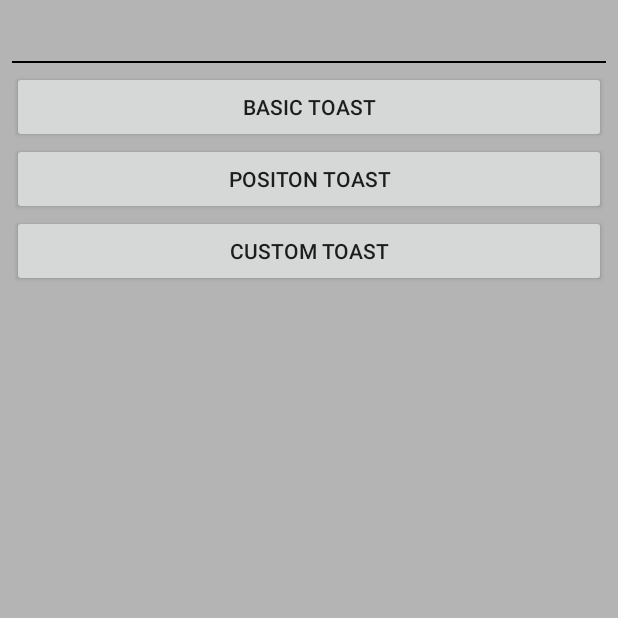
After one commit to neo2470/AndroidAPIGuides, an Android app: the ToastsActivity screen opened directly, with no data from a screen before it, on a phone screen of 412 x 824 dp, the top half of it. The commit adds this screen. Run offline under Robolectric (Android 15) with nearby library versions, the phone set to English and light mode, and no system bars.

Commit message:
Finish Input Events and Toasts

```diff
--- a/app/src/main/AndroidManifest.xml
+++ b/app/src/main/AndroidManifest.xml
@@ -18,6 +18,7 @@
         </activity>
         <activity android:name=".InputControlsActivity" />
         <activity android:name=".LayoutsActivity" />
+        <activity android:name=".ToastsActivity" />
     </application>
 
 </manifest>
--- a/app/src/main/java/com/alex/androidapiguides/LayoutsActivity.java
+++ b/app/src/main/java/com/alex/androidapiguides/LayoutsActivity.java
@@ -4,7 +4,6 @@ import android.content.Context;
 import android.os.Bundle;
 import android.view.View;
 import android.view.ViewGroup;
-import android.widget.AbsListView;
 import android.widget.AdapterView;
 import android.widget.BaseAdapter;
 import android.widget.GridView;
--- a/app/src/main/java/com/alex/fragment/DatePickerFragment.java
+++ b/app/src/main/java/com/alex/fragment/DatePickerFragment.java
@@ -11,6 +11,7 @@ import java.util.Calendar;
 
 /**
  * Created by alex on 15-4-11.
+ * A DatePickerDialog with DialogFragment
  */
 public class DatePickerFragment extends DialogFragment implements DatePickerDialog.OnDateSetListener {
 
--- /dev/null
+++ b/app/src/main/res/layout/activity_toasts.xml
@@ -0,0 +1,36 @@
+<?xml version="1.0" encoding="utf-8"?>
+<LinearLayout xmlns:android="http://schemas.android.com/apk/res/android"
+    android:layout_width="match_parent"
+    android:layout_height="match_parent"
+    android:background="#DAAA"
+    android:orientation="vertical"
+    android:padding="8dp">
+
+    <com.alex.view.TitleBar
+        android:id="@+id/titleBar"
+        android:layout_width="match_parent"
+        android:layout_height="wrap_content"
+        android:layout_marginBottom="5dp" />
+
+    <Button
+        android:id="@+id/basicToast"
+        android:layout_width="match_parent"
+        android:layout_height="wrap_content"
+        android:onClick="onClick"
+        android:text="Basic Toast" />
+
+    <Button
+        android:id="@+id/positionToast"
+        android:layout_width="match_parent"
+        android:layout_height="wrap_content"
+        android:onClick="onClick"
+        android:text="Positon Toast" />
+
+    <Button
+        android:id="@+id/customToast"
+        android:layout_width="match_parent"
+        android:layout_height="wrap_content"
+        android:onClick="onClick"
+        android:text="Custom Toast" />
+
+</LinearLayout>
```
Also changed, not shown: app/src/main/java/com/alex/androidapiguides/MainActivity.java (+14 -1 lines), app/src/main/java/com/alex/androidapiguides/ToastsActivity.java (added, +44 -0 lines), app/src/main/res/layout/toast_layout.xml (added, +20 -0 lines).
